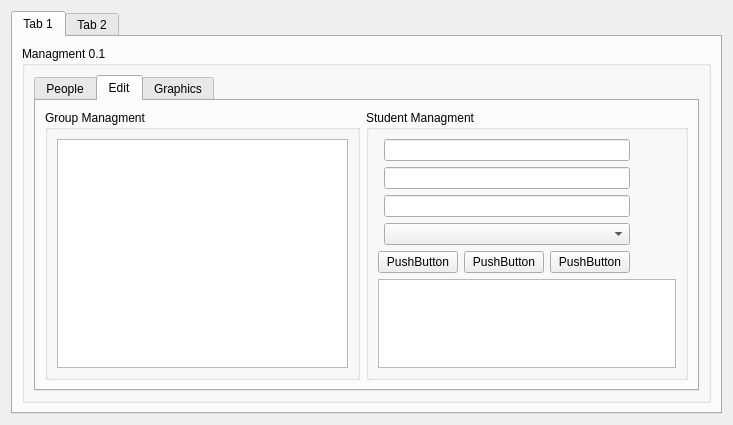
This is mainapplication.ui in Sarpowski/DataBaseCourseWork as Qt 5 draws it before an edit. The edited form follows.
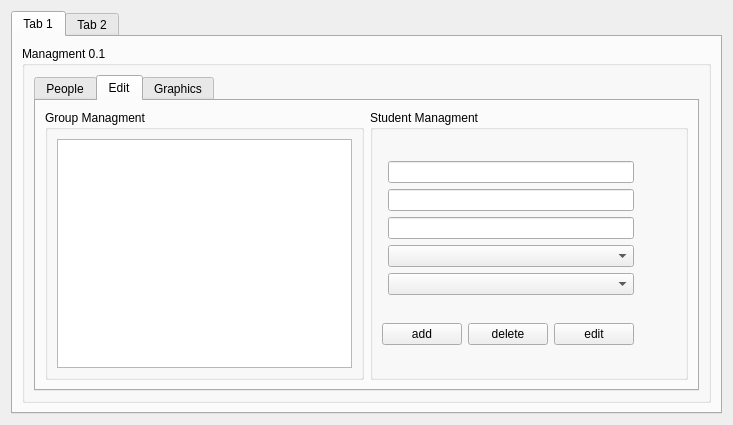
This is the edited form.

Commit message: added : delete student

The edit to the form file:
```diff
--- a/mainapplication.ui
+++ b/mainapplication.ui
@@ -147,31 +147,6 @@
                  <string>Student Managment</string>
                 </property>
                 <layout class="QGridLayout" name="gridLayout_2">
-                 <item row="1" column="0" colspan="2">
-                  <layout class="QHBoxLayout" name="horizontalLayout_3">
-                   <item>
-                    <widget class="QPushButton" name="pushButton_StudentAdd">
-                     <property name="text">
-                      <string>PushButton</string>
-                     </property>
-                    </widget>
-                   </item>
-                   <item>
-                    <widget class="QPushButton" name="pushButton_StudentDelete">
-                     <property name="text">
-                      <string>PushButton</string>
-                     </property>
-                    </widget>
-                   </item>
-                   <item>
-                    <widget class="QPushButton" name="pushButtonStudentEdit">
-                     <property name="text">
-                      <string>PushButton</string>
-                     </property>
-                    </widget>
-                   </item>
-                  </layout>
-                 </item>
                  <item row="0" column="1">
                   <layout class="QVBoxLayout" name="verticalLayout_2">
                    <item>
@@ -185,11 +160,14 @@
                      <item>
                       <widget class="QLineEdit" name="MA_lineEdit_EditFatherName"/>
                      </item>
+                     <item>
+                      <widget class="QComboBox" name="MA_comboBox_SelectGroup"/>
+                     </item>
+                     <item>
+                      <widget class="QComboBox" name="MA_comboBox_EditStudent"/>
+                     </item>
                     </layout>
                    </item>
-                   <item>
-                    <widget class="QComboBox" name="MA_comboBox_EditStudent"/>
-                   </item>
                   </layout>
                  </item>
                  <item row="0" column="2">
@@ -205,8 +183,30 @@
                    </property>
                   </spacer>
                  </item>
-                 <item row="2" column="0" colspan="3">
-                  <widget class="QTableView" name="tableViewEditStudentSelect"/>
+                 <item row="1" column="0" colspan="2">
+                  <layout class="QHBoxLayout" name="horizontalLayout_3">
+                   <item>
+                    <widget class="QPushButton" name="pushButton_addStudent">
+                     <property name="text">
+                      <string>add</string>
+                     </property>
+                    </widget>
+                   </item>
+                   <item>
+                    <widget class="QPushButton" name="pushButton_StudentDelete">
+                     <property name="text">
+                      <string>delete</string>
+                     </property>
+                    </widget>
+                   </item>
+                   <item>
+                    <widget class="QPushButton" name="pushButtonStudentEdit">
+                     <property name="text">
+                      <string>edit</string>
+                     </property>
+                    </widget>
+                   </item>
+                  </layout>
                  </item>
                 </layout>
                </widget>
```
The commit also changes 10 other files.
